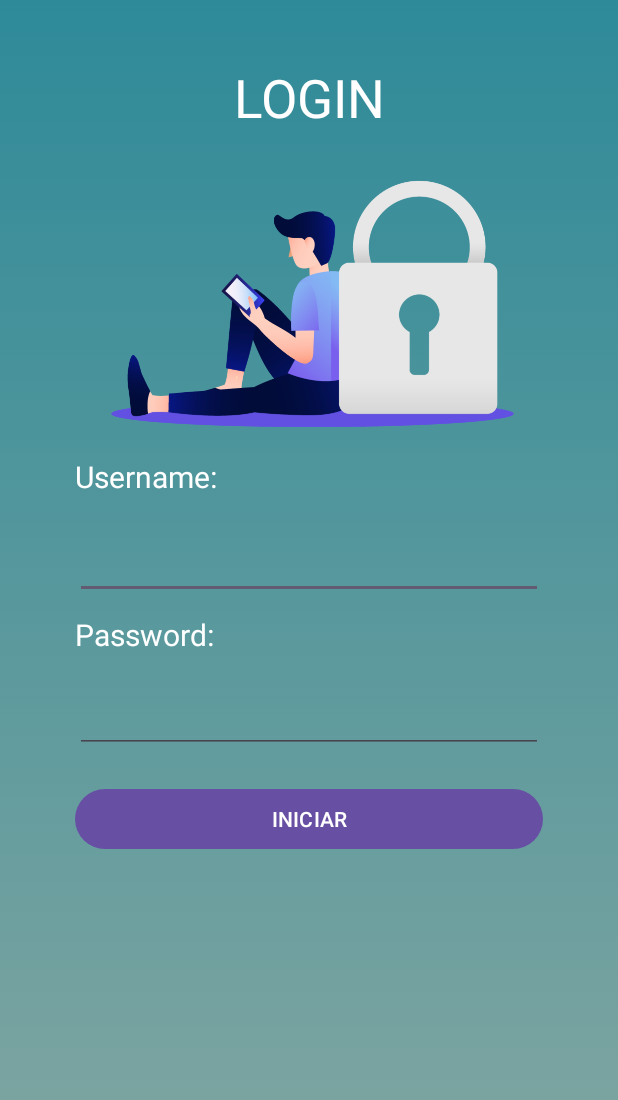
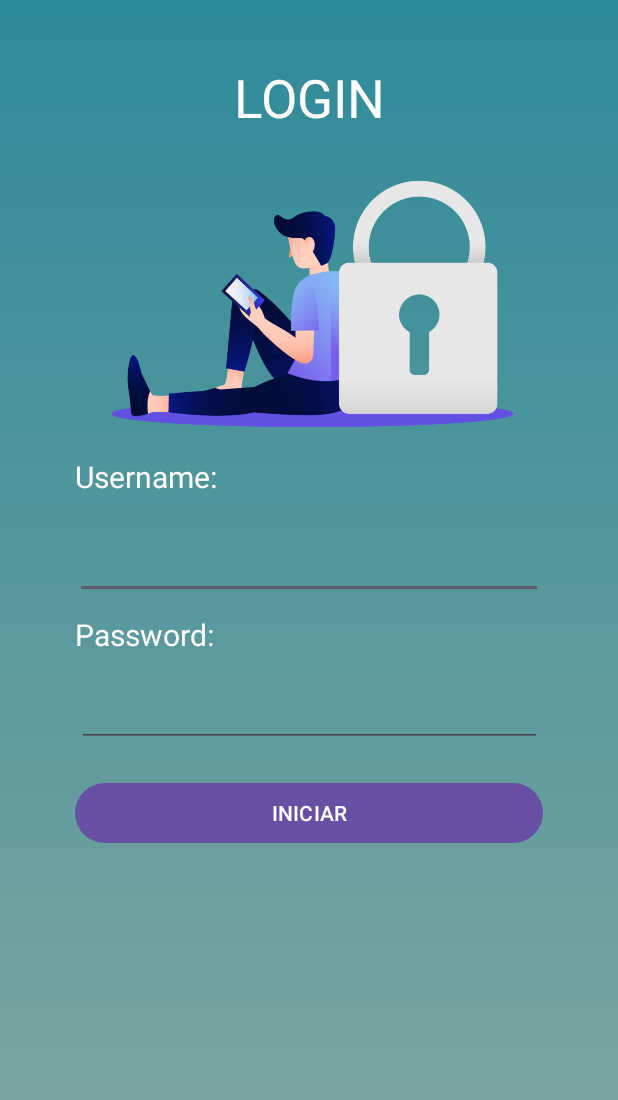
Before and after one commit to SFenrir20/DientesitosApp, an Android app: the Login screen opened directly, with no data from a screen before it, on a phone screen of 412 x 824 dp. Shown: the top 1100 px of the screen. Run offline under Robolectric (Android 15) with nearby library versions, the phone set to English and light mode, and no system bars.

Commit message:
login arreglado, contraseña encriptada

```diff
--- a/app/src/main/res/layout/activity_login.xml
+++ b/app/src/main/res/layout/activity_login.xml
@@ -90,17 +90,25 @@
         app:layout_constraintTop_toBottomOf="@+id/textView11"
         app:srcCompat="@drawable/login__1_" />
 
+    <TextView
+        android:id="@+id/txtPacientes"
+        android:layout_width="wrap_content"
+        android:layout_height="wrap_content"
+        android:textColor="#000000"
+        android:textSize="16sp"
+        tools:layout_editor_absoluteX="158dp"
+        tools:layout_editor_absoluteY="633dp" />
+
     <EditText
         android:id="@+id/edtPasword"
-        android:layout_width="match_parent"
-        android:layout_height="wrap_content"
+        android:layout_width="310dp"
+        android:layout_height="41dp"
         android:layout_marginStart="50dp"
         android:layout_marginTop="20dp"
         android:layout_marginEnd="50dp"
         android:ems="10"
-        android:inputType="text"
+        android:inputType="textPassword"
         app:layout_constraintEnd_toEndOf="parent"
         app:layout_constraintStart_toStartOf="parent"
         app:layout_constraintTop_toBottomOf="@+id/textView13" />
-
 </androidx.constraintlayout.widget.ConstraintLayout>
```
Also changed, not shown: app/src/main/java/com/example/dientesitosapp/Activities/Login.java (+15 -8 lines), app/src/main/java/com/example/dientesitosapp/Activities/sha256.java (added, +31 -0 lines), app/src/main/java/com/example/dientesitosapp/Models/Paciente.java (+7 -7 lines).
